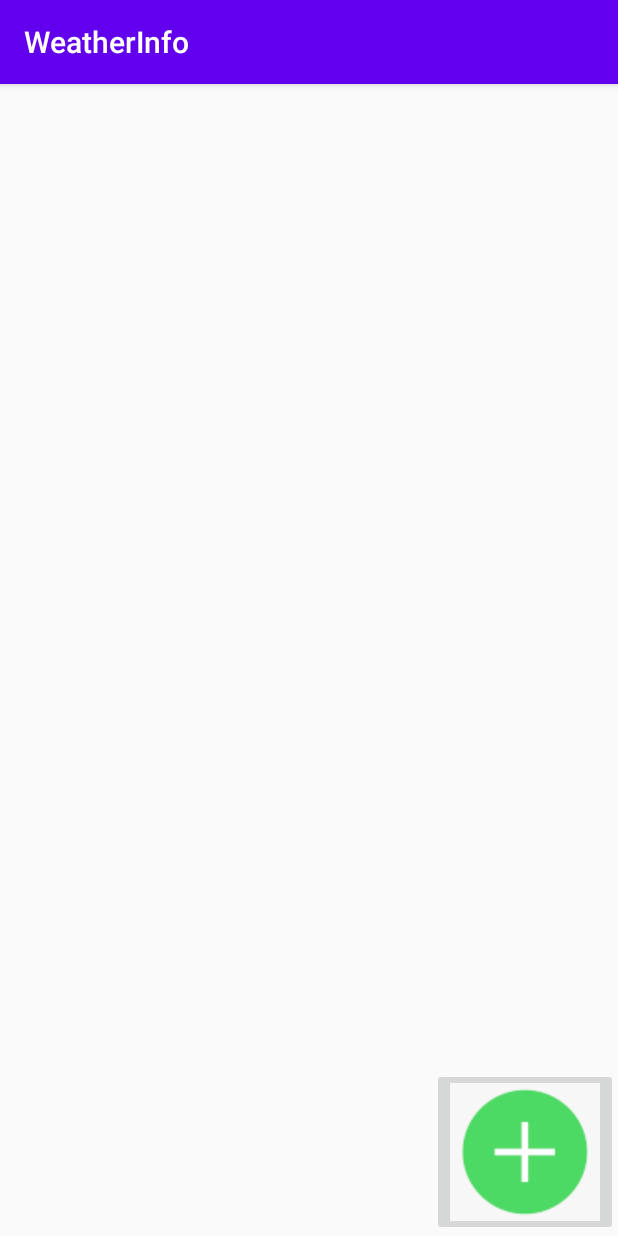
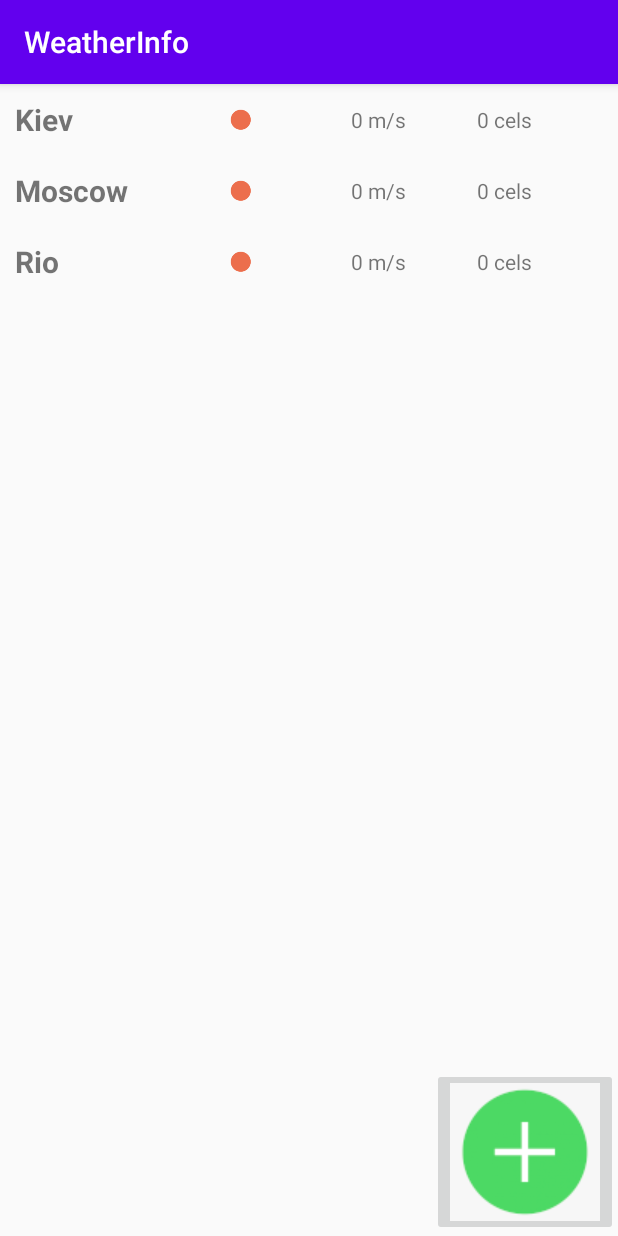
Before and after one commit to a-blekot/weatherapp, an Android app: the screen it shows after launch (MainActivity), on a phone screen of 412 x 824 dp. Run offline under Robolectric (Android 15) with nearby library versions, the phone set to English and light mode, and no system bars.

Commit message:
now displays city list.  provided 3 hardcoded values

```diff
--- a/app/src/main/java/com/anadi/weatherinfo/CityAdapter.java
+++ b/app/src/main/java/com/anadi/weatherinfo/CityAdapter.java
@@ -5,6 +5,7 @@ import android.util.Log;
 import android.view.LayoutInflater;
 import android.view.View;
 import android.view.ViewGroup;
+import android.widget.ImageView;
 import android.widget.LinearLayout;
 import android.widget.TextView;
 
@@ -19,6 +20,7 @@ public class CityAdapter extends RecyclerView.Adapter<CityAdapter.CityAdapterHol
 
         public LinearLayout containerView;
         public TextView cityNameTextView;
+        public ImageView iconImageView;
         public TextView windTextView;
         public TextView temperatureTextView;
 
@@ -26,6 +28,8 @@ public class CityAdapter extends RecyclerView.Adapter<CityAdapter.CityAdapterHol
             super(itemView);
 
             containerView = itemView.findViewById(R.id.city_row);
+
+            iconImageView = itemView.findViewById(R.id.city_row_icon_image_view);
             cityNameTextView = itemView.findViewById(R.id.city_row_name_text_view);
             windTextView = itemView.findViewById(R.id.city_row_wind_text_view);
             temperatureTextView = itemView.findViewById(R.id.city_row_temp_text_view);
@@ -53,9 +57,11 @@ public class CityAdapter extends RecyclerView.Adapter<CityAdapter.CityAdapterHol
 
     }
 
-//    public CityAdapter() {
-//
-//    }
+    public CityAdapter() {
+        cities.add(new CityInfo("Kiev", "Ukraine"));
+        cities.add(new CityInfo("Moscow", "Russia"));
+        cities.add(new CityInfo("Rio", "Brasil"));
+    }
 
     private ArrayList<CityInfo> cities = new ArrayList<>();
 
@@ -76,9 +82,10 @@ public class CityAdapter extends RecyclerView.Adapter<CityAdapter.CityAdapterHol
     @Override
     public void onBindViewHolder(@NonNull CityAdapterHolder holder, int position) {
         CityInfo current = cities.get(position);
+        holder.iconImageView.setImageResource(R.drawable.clear_sky);
         holder.cityNameTextView.setText(current.getCityName());
-        holder.windTextView.setText(current.getInfo().getWindSpeed());
-        holder.temperatureTextView.setText(current.getInfo().getWindSpeed());
+        holder.windTextView.setText(current.getInfo().getWindSpeed() + " m/s");
+        holder.temperatureTextView.setText(current.getInfo().getTemperature() + " cels");
 
         holder.containerView.setTag(current);
     }
--- a/app/src/main/res/layout/city_row.xml
+++ b/app/src/main/res/layout/city_row.xml
@@ -10,29 +10,41 @@
     android:foreground="?android:attr/selectableItemBackground">
 
     <TextView
-        android:layout_width="match_parent"
-        android:layout_height="match_parent"
+        android:layout_width="wrap_content"
+        android:layout_height="wrap_content"
         android:textSize="20dp"
         android:textStyle="bold"
         android:id="@+id/city_row_name_text_view"
-        android:text="Kyiv"/>
+        android:text="Kyiv"
+        android:layout_weight="1"
+        android:minWidth="30dp"
+        android:maxWidth="30dp"
+        android:layout_gravity="center_vertical"/>
 
     <ImageView
         android:src="@drawable/clear_sky"
         android:layout_width="wrap_content"
         android:layout_height="match_parent"
-        android:id="@+id/city_row_icon_image_view"/>
+        android:id="@+id/city_row_icon_image_view"
+        android:layout_weight="1"
+        android:layout_gravity="center_vertical"/>
+
 
     <TextView
-        android:layout_width="match_parent"
-        android:layout_height="match_parent"
+        android:layout_width="wrap_content"
+        android:layout_height="wrap_content"
         android:id="@+id/city_row_wind_text_view"
-        android:text="15m/s"/>
+        android:text="15m/s"
+        android:layout_weight="1"
+        android:layout_gravity="right|center_vertical"/>
 
     <TextView
-        android:layout_width="match_parent"
-        android:layout_height="match_parent"
+        android:layout_width="wrap_content"
+        android:layout_height="wrap_content"
         android:id="@+id/city_row_temp_text_view"
-        android:text="20 celsium"/>
+        android:text="20 celsium"
+        android:layout_weight="1"
+        android:layout_gravity="right|center_vertical"/>
+
 
 </LinearLayout>
```
